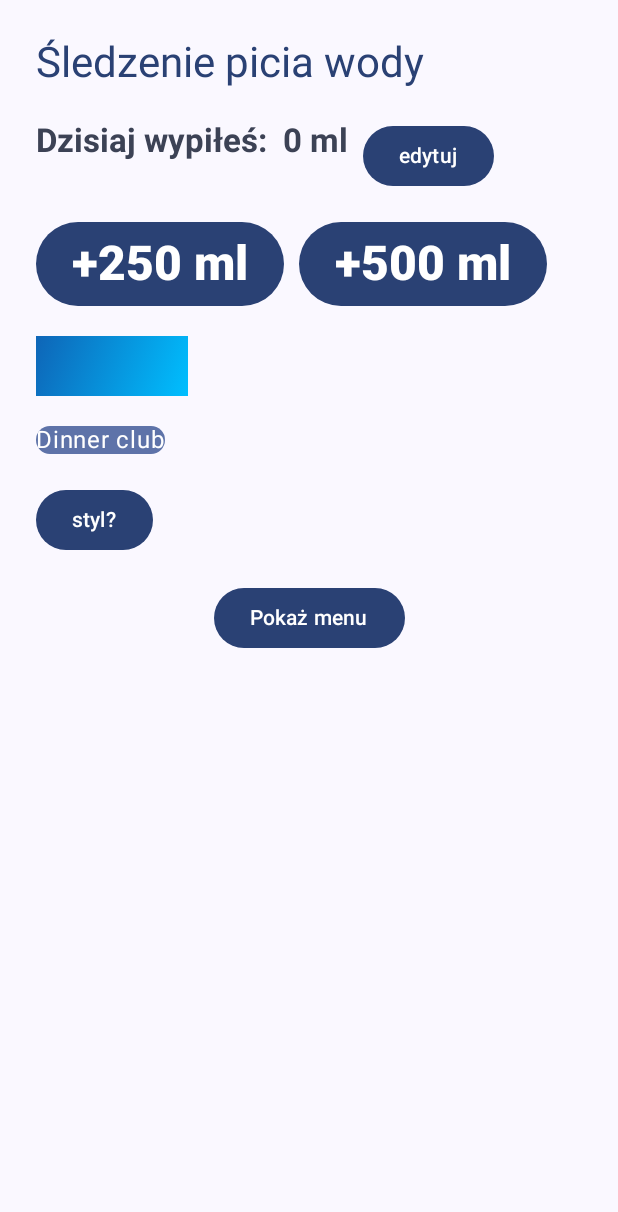
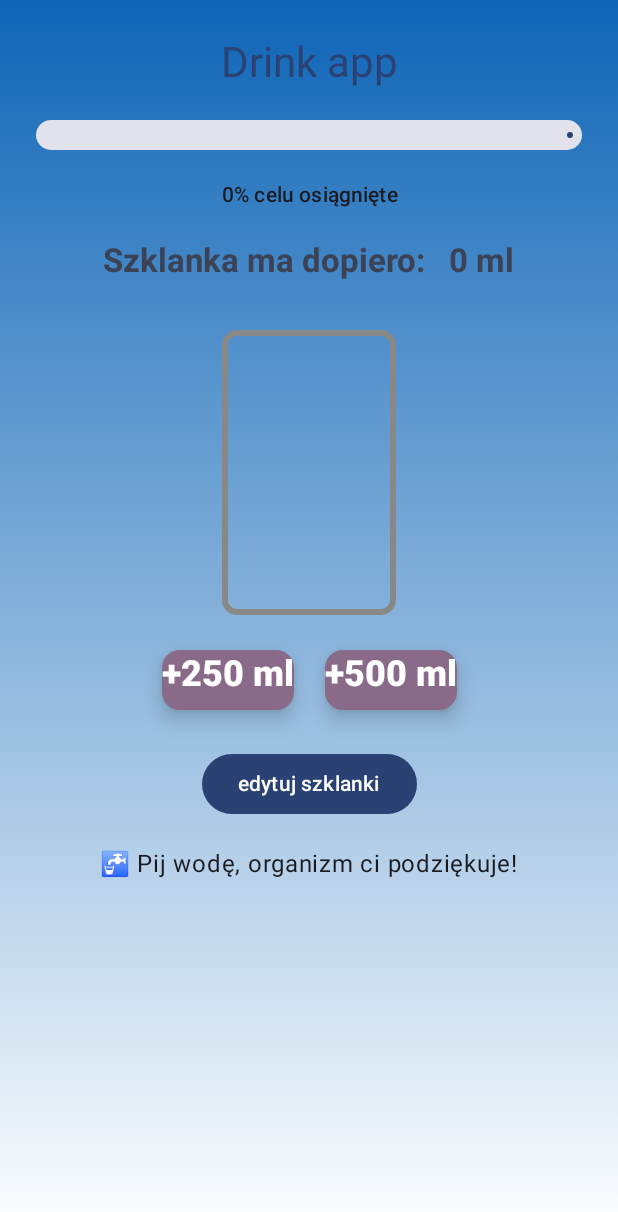
Before and after one commit to antek314/Drink_app, an Android app built with Jetpack Compose: the screen it shows after launch (MainActivity), on a phone screen of 412 x 824 dp. Shown: the top 1212 px of the screen. Run offline under Robolectric (Android 15) with nearby library versions, the light colour scheme and no system bars.

Commit message:
Pierwsze kolorki, animacje, styl, układ strony

```diff
--- a/app/src/main/java/com/example/drink/MainActivity.kt
+++ b/app/src/main/java/com/example/drink/MainActivity.kt
@@ -4,61 +4,37 @@ import android.os.Bundle
 import androidx.activity.ComponentActivity
 import androidx.activity.compose.setContent
 import androidx.activity.enableEdgeToEdge
-import androidx.compose.foundation.layout.Arrangement
-import androidx.compose.foundation.layout.Column
-import androidx.compose.foundation.layout.Row
-import androidx.compose.foundation.layout.fillMaxSize
-import androidx.compose.foundation.layout.padding
-import androidx.compose.material3.Button
-import androidx.compose.material3.MaterialTheme
-import androidx.compose.material3.Scaffold
-import androidx.compose.material3.Text
-import androidx.compose.runtime.Composable
-import androidx.compose.runtime.LaunchedEffect
-import androidx.compose.runtime.getValue
-import androidx.compose.runtime.mutableStateOf
-import androidx.compose.runtime.remember
-import androidx.compose.runtime.rememberCoroutineScope
-import androidx.compose.runtime.setValue
-import androidx.compose.ui.Modifier
-import androidx.compose.ui.platform.LocalContext
-import androidx.compose.ui.tooling.preview.Preview
-import androidx.compose.ui.unit.dp
-import com.example.drink.ui.theme.DrinkTheme
-import kotlinx.coroutines.launch
-
+import androidx.compose.foundation.background
 import androidx.compose.foundation.layout.*
 import androidx.compose.material.icons.Icons
 import androidx.compose.material.icons.filled.MoreVert
 import androidx.compose.material3.*
 import androidx.compose.runtime.*
+import androidx.compose.ui.Alignment
+import androidx.compose.ui.Modifier
+import androidx.compose.ui.graphics.Brush
+import androidx.compose.ui.graphics.Color
+import androidx.compose.ui.platform.LocalContext
 import androidx.compose.ui.text.font.FontWeight
-import androidx.compose.ui.graphics.Color
-import androidx.compose.ui.graphics.drawscope.ContentDrawScope
-import androidx.compose.ui.graphics.drawscope.drawIntoCanvas
-import androidx.compose.ui.graphics.drawscope.withTransform
-import androidx.compose.ui.draw.drawWithCache
-import androidx.compose.ui.graphics.BlendMode
-import androidx.compose.ui.graphics.Brush
-import androidx.compose.material3.Icon
-import androidx.compose.material3.IconButton
-import androidx.compose.material3.DropdownMenu
-import androidx.compose.material3.DropdownMenuItem
-import androidx.compose.ui.Alignment
-import androidx.compose.material3.ModalNavigationDrawer
-import androidx.compose.material3.DrawerValue
-import androidx.compose.material3.rememberDrawerState
-import androidx.compose.material3.Button
-import androidx.compose.material3.Text
-import androidx.compose.material3.Divider
-import androidx.compose.foundation.layout.Column
-import androidx.compose.foundation.layout.Spacer
-import androidx.compose.foundation.layout.fillMaxSize
-import androidx.compose.foundation.layout.height
-import androidx.compose.foundation.layout.padding
-import androidx.compose.runtime.rememberCoroutineScope
+import androidx.compose.ui.tooling.preview.Preview
 import androidx.compose.ui.unit.dp
+import com.example.drink.ui.theme.DrinkTheme
 import kotlinx.coroutines.launch
+import androidx.compose.foundation.shape.RoundedCornerShape
+import androidx.compose.material3.LinearProgressIndicator
+import androidx.compose.ui.text.style.TextAlign
+import androidx.compose.animation.core.*
+import androidx.compose.animation.animateColorAsState
+import androidx.compose.animation.core.animateFloatAsState
+import androidx.compose.animation.core.tween
+import androidx.compose.animation.core.LinearEasing
+import androidx.compose.foundation.Canvas
+import androidx.compose.ui.geometry.CornerRadius
+import androidx.compose.ui.geometry.Offset
+import androidx.compose.ui.geometry.Size
+import androidx.compose.ui.graphics.drawscope.Stroke
+import androidx.compose.ui.graphics.Shadow
+import androidx.compose.foundation.border
 
 
 
@@ -70,23 +46,19 @@ class MainActivity : ComponentActivity() {
         setContent {
             DrinkTheme {
                 Scaffold(modifier = Modifier.fillMaxSize()) { innerPadding ->
-                    com.example.drink.WaterTrackerScreen(Modifier.padding(innerPadding))
+                    WaterTrackerScreen(Modifier.padding(innerPadding))
                 }
             }
         }
     }
 }
+
 @Composable
 fun WaterTrackerScreen(modifier: Modifier = Modifier) {
-    DrawerScreen()
-
     val context = LocalContext.current
     val scope = rememberCoroutineScope()
-    var isSelected by remember { mutableStateOf(true) }
-
     var waterIntake by remember { mutableStateOf(0) }
 
-    // Wczytaj dane na start
     LaunchedEffect(Unit) {
         waterIntake = WaterDataStore.loadIntake(context)
     }
@@ -97,132 +69,226 @@ fun WaterTrackerScreen(modifier: Modifier = Modifier) {
             WaterDataStore.saveIntake(context, waterIntake)
         }
     }
+
     fun removeWater(amount: Int) {
         waterIntake -= amount
         scope.launch {
             WaterDataStore.saveIntake(context, waterIntake)
         }
     }
-    val brush = Brush.linearGradient(
-        colors = listOf(Color(0xFF0E65B7), Color(0xFF00BFFF))
+    var toggled by remember { mutableStateOf(false) }
+
+    // Automatyczne przełączanie koloru co 4 sekundy
+    LaunchedEffect(Unit) {
+        while (true) {
+            toggled = !toggled
+            kotlinx.coroutines.delay(15000)
+        }
+    }
+    val infiniteTransition = rememberInfiniteTransition(label = "bg")
+    val animatedColor by animateColorAsState(
+        targetValue = if (toggled) Color(0xFF0E65B7) else Color(0xFF00BFFF),
+        animationSpec = tween(durationMillis = 100, easing = LinearEasing),
+        label = "bg_anim"
     )
 
-    var expanded by remember { mutableStateOf(false) }
+    val progress = (waterIntake / 2000f).coerceIn(0f, 1f)
 
+    ModalNavigationDrawer(
+        drawerState = rememberDrawerState(initialValue = DrawerValue.Closed),
+        scrimColor = Color.Black.copy(alpha = 0.9f), // Przyciemnienie tła
+        drawerContent = {
+            Column(
+                modifier = Modifier
+                    .fillMaxSize()
+                    .padding(25.dp)
+            ) {
+                Text(
+                    text = "MENU",
+                    style = MaterialTheme.typography.headlineMedium.copy(
+                        fontWeight = FontWeight.Bold,
+                        color = MaterialTheme.colorScheme.primary,
+                        shadow = Shadow(
+                            color = Color.Black,
+                            offset = Offset(1f, 1f),
+                            blurRadius = 2f
+                        )
+                    )
+                )
+                Spacer(modifier = Modifier.height(20.dp))
+                Divider()
+                Spacer(modifier = Modifier.height(20.dp))
+
+                Text(text = "Statystyki",
+                    style = MaterialTheme.typography.headlineSmall.copy(
+                        fontWeight = FontWeight.Bold,
+                        color = MaterialTheme.colorScheme.primary,
+                        shadow = Shadow(
+                            color = Color.Black,
+                            offset = Offset(2f, 2f),
+                            blurRadius = 4f
+                        )
+                    )
+                )
+                Spacer(modifier = Modifier.height(20.dp))
+                Text(text = "Historia",
+                    style = MaterialTheme.typography.headlineSmall.copy(
+                        fontWeight = FontWeight.Bold,
+                        color = MaterialTheme.colorScheme.primary,
+                        shadow = Shadow(
+                            color = Color.Black,
+                            offset = Offset(2f, 2f),
+                            blurRadius = 4f
+                        )
+                    )
+                )
+                Spacer(modifier = Modifier.height(20.dp))
+                Text(text = "Ustawienia",
+                    style = MaterialTheme.typography.headlineSmall.copy(
+                        fontWeight = FontWeight.Bold,
+                        color = MaterialTheme.colorScheme.primary,
+                        shadow = Shadow(
+                            color = Color.Black,
+                            offset = Offset(2f, 2f),
+                            blurRadius = 4f
+                        )
+                    )
+                )
+            }
+        }
+    ) {
         Column(
             modifier = modifier
                 .fillMaxSize()
+                .background(
+                    Brush.verticalGradient(
+                        colors = listOf(animatedColor, Color.White)
+                    )
+                )
                 .padding(24.dp),
-        verticalArrangement = Arrangement.spacedBy(20.dp)
+            verticalArrangement = Arrangement.spacedBy(20.dp),
+            horizontalAlignment = Alignment.CenterHorizontally
         ) {
             Text(
-            "Śledzenie picia wody",
+                "Drink app",
                 style = MaterialTheme.typography.headlineMedium.copy(
                     color = MaterialTheme.colorScheme.primary
                 )
             )
 
+            LinearProgressIndicator(
+                progress = progress,
+                modifier = Modifier.fillMaxWidth().height(20.dp),
+                color = MaterialTheme.colorScheme.primary,
+                trackColor = MaterialTheme.colorScheme.surfaceVariant
+            )
+            Text(
+                text = "${(progress * 100).toInt()}% celu osiągnięte",
+                style = MaterialTheme.typography.labelLarge,
+                textAlign = TextAlign.Center
+            )
+
             Row(horizontalArrangement = Arrangement.spacedBy(10.dp)) {
+                var text=""
+                if (waterIntake < 1000){ text = "Szklanka ma dopiero: "}
+                else{text = "Szklanka ma już: "}
                 Text(
-                "Dzisiaj wypiłeś:  $waterIntake ml",
+                    "$text  $waterIntake ml",
                     style = MaterialTheme.typography.titleLarge.copy(
                         fontWeight = FontWeight.Bold,
                         color = MaterialTheme.colorScheme.secondary
                     )
                 )
+            }
+
+            WaterGlass(
+                waterIntake = waterIntake,
+                modifier = Modifier.align(Alignment.CenterHorizontally)
+            )
+
+            Row(horizontalArrangement = Arrangement.spacedBy(10.dp)) {
+                WaterCard(amount = 250) { addWater(250) }
+                WaterCard(amount = 500) { addWater(500) }
+            }
+
             Button(onClick = { removeWater(250) }) {
-                Text("edytuj")
+                Text("edytuj szklanki")
+            }
+            Text(
+                text = "🚰 Pij wodę, organizm ci podziękuje!",
+                style = MaterialTheme.typography.bodyLarge
+            )
+        }
     }
 }
 
-        Row(horizontalArrangement = Arrangement.spacedBy(10.dp)) {
-            Button(onClick = { addWater(250) }) {
-                Text("+250 ml", style = MaterialTheme.typography.headlineLarge.copy(
-                    fontWeight = FontWeight.ExtraBold
-                ))
-            }
-            Button(onClick = { addWater(500) }) {
-                Text("+500 ml", style = MaterialTheme.typography.headlineLarge.copy(
-                    fontWeight = FontWeight.ExtraBold
-                ))
-            }
-        }
-
-
-        Text(
-            text = "WODA!",
-            style = MaterialTheme.typography.headlineLarge.copy(
-                fontWeight = FontWeight.ExtraBold
+@Composable
+fun WaterCard(amount: Int, onClick: () -> Unit) {
+    Card(
+        onClick = onClick,
+        colors = CardDefaults.cardColors(
+            containerColor = MaterialTheme.colorScheme.tertiaryContainer
         ),
         modifier = Modifier
-                .drawWithCache {
-                    onDrawWithContent {
-                        drawContent()
-                        drawRect(brush = brush, blendMode = BlendMode.SrcAtop)
-                    }
-                }
+            .padding(5.dp)
+            //.fillMaxWidth()
+            .height(40.dp),
+        elevation = CardDefaults.cardElevation(8.dp),
+        shape = RoundedCornerShape(12.dp)
+    ) {
+        Box(contentAlignment = Alignment.Center) {
+            Text(
+                "+$amount ml",
+                style = MaterialTheme.typography.headlineSmall.copy(
+                    fontWeight = FontWeight.ExtraBold
                 )
-
-        Card(
-            colors = CardDefaults.cardColors(
-                containerColor =
-                    if (isSelected) MaterialTheme.colorScheme.primaryContainer
-                    else
-                        MaterialTheme.colorScheme.surfaceVariant
             )
-        ) {
-            Text(
-                text = "Dinner club",
-                style = MaterialTheme.typography.bodyLarge,
-                color =
-                    if (isSelected) MaterialTheme.colorScheme.onPrimaryContainer
-                    else MaterialTheme.colorScheme.onSurface,
-            )
-        }
-        Button(onClick = { isSelected = !isSelected }) {
-            Text("styl?")
         }
     }
 }
 @Composable
-fun DrawerScreen() {
+fun WaterGlass(waterIntake: Int, modifier: Modifier = Modifier) {
+    val maxWater = 2500f // Maksymalne napełnienie (ml)
+    val waterPercent = (waterIntake / maxWater).coerceIn(0f, 1f)
 
-    // Pamiętanie stanu wysuwanego panelu
+    val animatedFill by animateFloatAsState(
+        targetValue = waterPercent,
+        animationSpec = tween(durationMillis = 1000, easing = LinearEasing),
+        label = "water_fill"
+    )
 
-    val drawerState = rememberDrawerState(DrawerValue.Closed)
-    val scope = rememberCoroutineScope()
+    Box(
+        modifier = modifier,
+        contentAlignment = Alignment.BottomCenter
+    ) {
+        Canvas(modifier = Modifier
+            .width(140.dp)
+            .height(200.dp)
+        ) {
+            val glassTop = size.width * 0.1f
+            val glassBottom = size.height
+            val glassWidth = size.width * 0.8f
 
-    ModalNavigationDrawer(
-        drawerState = drawerState,
-        drawerContent = {
-            // Zawartość panelu z menu
-            Column(
-                modifier = Modifier
-                    .fillMaxSize()
-                    .padding(16.dp)
-            ) {
-                Text(text = "Menu", style = MaterialTheme.typography.headlineSmall)
-                Spacer(modifier = Modifier.height(20.dp))
-                Divider()
-                Spacer(modifier = Modifier.height(20.dp))
-                // Dodaj kolejne opcje menu
-                Text(text = "Opcja 1", modifier = Modifier.padding(vertical = 12.dp))
-                Text(text = "Opcja 2", modifier = Modifier.padding(vertical = 12.dp))
-                // itd.
-            }
-        }
-    ) {
-        // Główna treść ekranu
-        Box(
-            modifier = Modifier.fillMaxSize(),
-            contentAlignment = Alignment.Center
-        ) {
-            Button(onClick = {
-                // Otworzenie wysuwanego panelu
-                scope.launch { drawerState.open() }
-            }) {
-                Text("Pokaż menu")
-            }
+            // Rysuj szklankę (obramowanie)
+            drawRoundRect(
+                color = Color.Gray,
+                topLeft = Offset(x = (size.width - glassWidth) / 2, y = glassTop),
+                size = Size(glassWidth, glassBottom - glassTop),
+                style = Stroke(width = 6f),
+                cornerRadius = CornerRadius(12f)
+            )
+
+            // Rysuj poziom wody
+            val waterHeight = (glassBottom - glassTop) * animatedFill
+            drawRoundRect(
+                color = Color(0xFF00BFFF),
+                topLeft = Offset(
+                    x = (size.width - glassWidth) / 2,
+                    y = glassBottom - waterHeight
+                ),
+                size = Size(glassWidth, waterHeight),
+                cornerRadius = CornerRadius(12f)
+            )
         }
     }
 }
```
Lines whose indentation alone changed are shown as unchanged.
